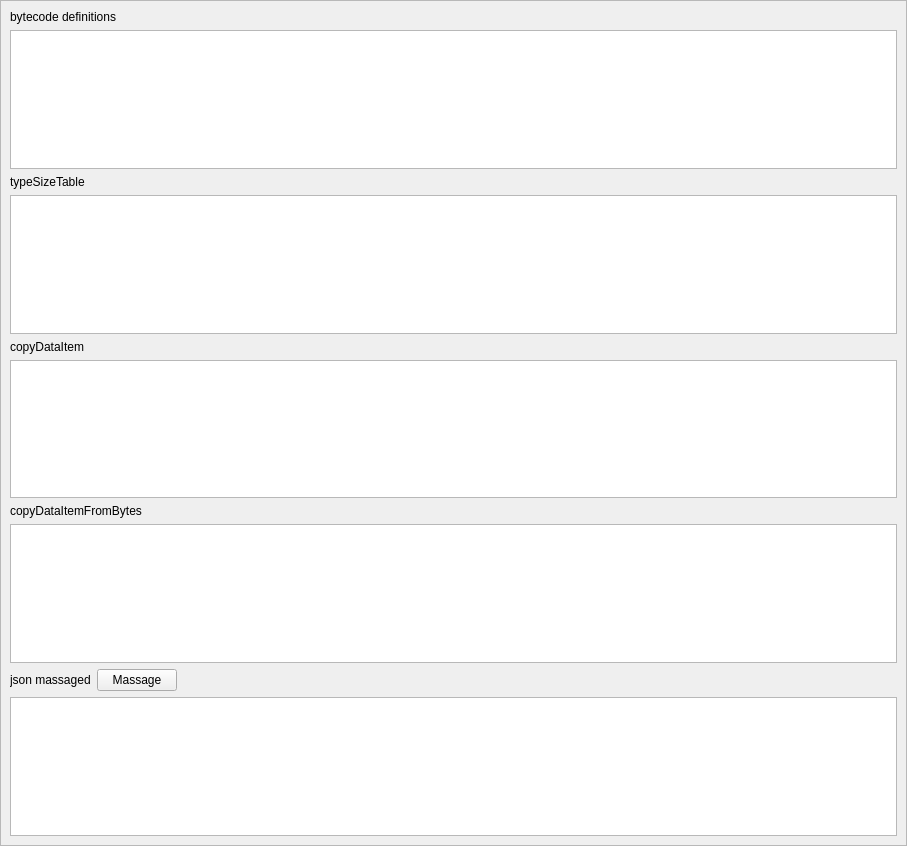
assignonward/aosuite, file apps/TestForm/testform.ui: the form before one commit.
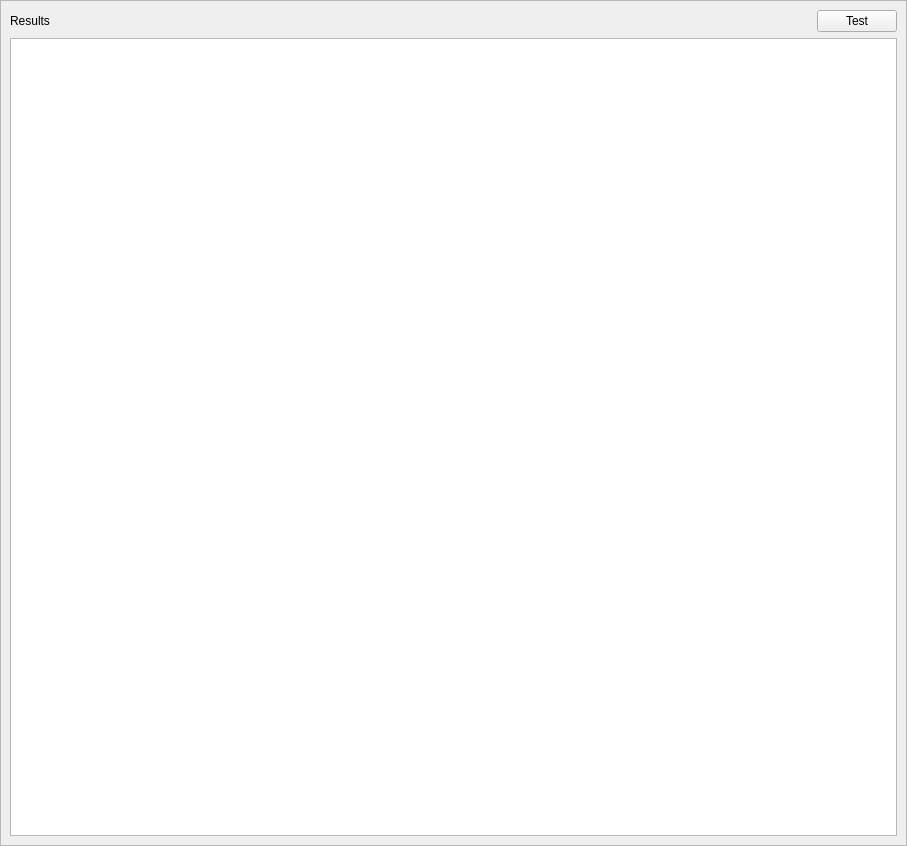
The form after the commit.

Commit message: triggering tests from the test form

```diff
--- a/apps/TestForm/testform.ui
+++ b/apps/TestForm/testform.ui
@@ -26,86 +26,15 @@
     </rect>
    </property>
    <layout class="QVBoxLayout" name="verticalLayout">
-    <item>
-     <widget class="QLabel" name="label">
-      <property name="text">
-       <string>bytecode definitions</string>
-      </property>
-     </widget>
-    </item>
-    <item>
-     <widget class="QPlainTextEdit" name="bytecodeDefinitions">
-      <property name="font">
-       <font>
-        <family>Ubuntu Mono</family>
-       </font>
-      </property>
-     </widget>
-    </item>
-    <item>
-     <widget class="QLabel" name="label_2">
-      <property name="text">
-       <string>typeSizeTable</string>
-      </property>
-     </widget>
-    </item>
-    <item>
-     <widget class="QPlainTextEdit" name="typeSizeTable">
-      <property name="font">
-       <font>
-        <family>Ubuntu Mono</family>
-       </font>
-      </property>
-     </widget>
-    </item>
-    <item>
-     <widget class="QLabel" name="label_3">
-      <property name="text">
-       <string>copyDataItem</string>
-      </property>
-     </widget>
-    </item>
-    <item>
-     <widget class="QPlainTextEdit" name="copyDataItem">
-      <property name="font">
-       <font>
-        <family>Ubuntu Mono</family>
-       </font>
-      </property>
-     </widget>
-    </item>
-    <item>
-     <widget class="QLabel" name="label_4">
-      <property name="text">
-       <string>copyDataItemFromBytes</string>
-      </property>
-     </widget>
-    </item>
-    <item>
-     <widget class="QPlainTextEdit" name="copyDataItemFromBytes">
-      <property name="font">
-       <font>
-        <family>Ubuntu Mono</family>
-       </font>
-      </property>
-     </widget>
-    </item>
     <item>
      <layout class="QHBoxLayout" name="horizontalLayout">
       <property name="topMargin">
        <number>0</number>
       </property>
       <item>
-       <widget class="QLabel" name="label_5">
+       <widget class="QLabel" name="label">
         <property name="text">
-         <string>json massaged</string>
-        </property>
-       </widget>
-      </item>
-      <item>
-       <widget class="QPushButton" name="massage">
-        <property name="text">
-         <string>Massage</string>
+         <string>Results</string>
         </property>
        </widget>
       </item>
@@ -122,6 +51,13 @@
         </property>
        </spacer>
       </item>
+      <item>
+       <widget class="QPushButton" name="test">
+        <property name="text">
+         <string>Test</string>
+        </property>
+       </widget>
+      </item>
      </layout>
     </item>
     <item>
```
Left out of the diff: 2 changed lines with no effect on the pictures. The commit also changes 2 other files.
